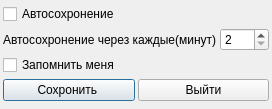
The window that window/second_windows/settings/auto_save_window/auto_save.ui (m3xan/Calc_gross_error) describes before a commit, drawn with Qt 5.
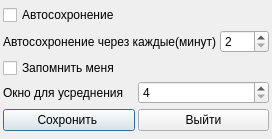
The same window after the commit. Icons and pictures are not drawn.

Diff of the .ui file:
```diff
--- a/window/second_windows/settings/auto_save_window/auto_save.ui
+++ b/window/second_windows/settings/auto_save_window/auto_save.ui
@@ -7,7 +7,7 @@
     <x>0</x>
     <y>0</y>
     <width>272</width>
-    <height>109</height>
+    <height>139</height>
    </rect>
   </property>
   <property name="windowTitle">
@@ -35,6 +35,9 @@
    </property>
    <item>
     <layout class="QHBoxLayout" name="horizontalLayout_2">
+     <property name="spacing">
+      <number>0</number>
+     </property>
      <item>
       <widget class="QCheckBox" name="check_box_auto_save">
        <property name="focusPolicy">
@@ -104,6 +107,45 @@
        </property>
       </widget>
      </item>
+     <item>
+      <layout class="QHBoxLayout" name="horizontalLayout_4">
+       <item>
+        <widget class="QLabel" name="label_window_size">
+         <property name="sizePolicy">
+          <sizepolicy hsizetype="Preferred" vsizetype="Preferred">
+           <horstretch>0</horstretch>
+           <verstretch>0</verstretch>
+          </sizepolicy>
+         </property>
+         <property name="text">
+          <string>Окно для усреднения</string>
+         </property>
+        </widget>
+       </item>
+       <item>
+        <widget class="QSpinBox" name="spin_box_window_size">
+         <property name="wrapping">
+          <bool>false</bool>
+         </property>
+         <property name="readOnly">
+          <bool>false</bool>
+         </property>
+         <property name="showGroupSeparator" stdset="0">
+          <bool>true</bool>
+         </property>
+         <property name="minimum">
+          <number>4</number>
+         </property>
+         <property name="maximum">
+          <number>10</number>
+         </property>
+         <property name="stepType">
+          <enum>QAbstractSpinBox::AdaptiveDecimalStepType</enum>
+         </property>
+        </widget>
+       </item>
+      </layout>
+     </item>
     </layout>
    </item>
    <item>
```
